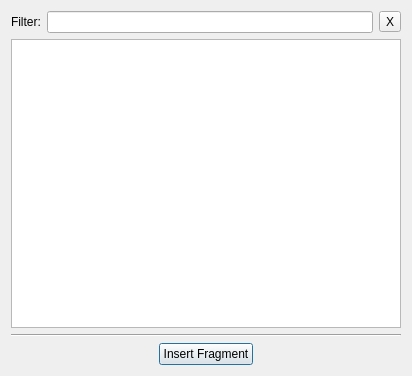
Before: the Qt Designer form libavogadro/src/extensions/insertfragmentdialog.ui in cryos/avogadro, drawn with Qt 5.
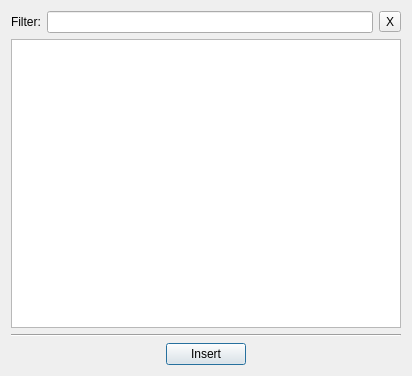
After: the same form once the commit is applied.

Commit message:
Add new action to insert crystals.
Generalized insert fragment dialog and extension
to handle multiple directory roots.
Additional cleanup of insert code.

(Rebased on current master)

Diff of the .ui file:
```diff
--- a/libavogadro/src/extensions/insertfragmentdialog.ui
+++ b/libavogadro/src/extensions/insertfragmentdialog.ui
@@ -63,11 +63,14 @@
      <item>
       <widget class="QPushButton" name="insertFragmentButton">
        <property name="text">
-        <string>Insert Fragment</string>
+        <string>Insert</string>
        </property>
        <property name="default">
         <bool>true</bool>
        </property>
+       <property name="flat">
+        <bool>false</bool>
+       </property>
       </widget>
      </item>
      <item>
```
Left out of the diff: 6 changed lines with no effect on the pictures. The commit also changes 487 other files.
